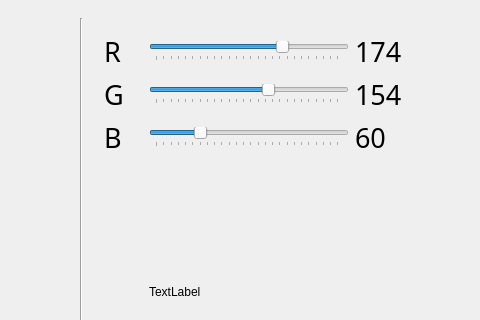
Above: Qt-with-OpenCV/mainwindow.ui from winston98321/ADIP-FinalProject before the change; both pictures show x 774 to 1254 and y 0 to 320 of the 1254 by 791 pixel window. Below: the same form after it.
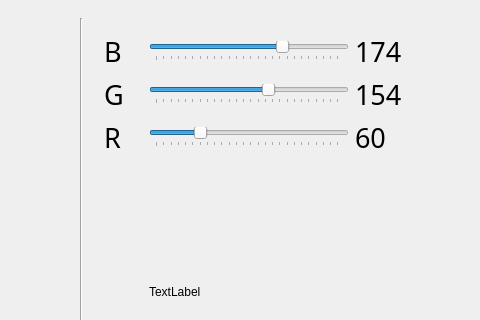
That is the form after the change. The open tabs and pages were chosen to show the change. Custom widgets are drawn as their Qt base class.

Commit message:
Qt-BGR fix
顯示他該顯示的樣子

Diff of the .ui file:
```diff
--- a/Qt-with-OpenCV/mainwindow.ui
+++ b/Qt-with-OpenCV/mainwindow.ui
@@ -30,7 +30,7 @@
        </sizepolicy>
       </property>
       <property name="currentIndex">
-       <number>4</number>
+       <number>0</number>
       </property>
       <widget class="QWidget" name="Home">
        <property name="minimumSize">
@@ -536,42 +536,11 @@
             <property name="bottomMargin">
              <number>15</number>
             </property>
-            <item row="1" column="3">
-             <widget class="QSlider" name="G">
+            <item row="3" column="3">
+             <widget class="QSlider" name="R">
               <property name="minimumSize">
                <size>
-                <width>20</width>
-                <height>0</height>
-               </size>
-              </property>
-              <property name="maximumSize">
-               <size>
                 <width>200</width>
-                <height>16777215</height>
-               </size>
-              </property>
-              <property name="maximum">
-               <number>255</number>
-              </property>
-              <property name="value">
-               <number>154</number>
-              </property>
-              <property name="tracking">
-               <bool>false</bool>
-              </property>
-              <property name="orientation">
-               <enum>Qt::Horizontal</enum>
-              </property>
-              <property name="tickPosition">
-               <enum>QSlider::TicksBelow</enum>
-              </property>
-             </widget>
-            </item>
-            <item row="2" column="3">
-             <widget class="QSlider" name="B">
-              <property name="minimumSize">
-               <size>
-                <width>20</width>
                 <height>0</height>
                </size>
               </property>
@@ -581,9 +550,6 @@
                 <height>16777215</height>
                </size>
               </property>
-              <property name="autoFillBackground">
-               <bool>false</bool>
-              </property>
               <property name="maximum">
                <number>255</number>
               </property>
@@ -601,39 +567,57 @@
               </property>
              </widget>
             </item>
-            <item row="0" column="0" colspan="3">
-             <widget class="QLabel" name="Rlabel">
-              <property name="sizePolicy">
-               <sizepolicy hsizetype="Fixed" vsizetype="Preferred">
-                <horstretch>0</horstretch>
-                <verstretch>0</verstretch>
-               </sizepolicy>
+            <item row="4" column="5" rowspan="2" colspan="2">
+             <spacer name="verticalSpacer_3">
+              <property name="orientation">
+               <enum>Qt::Vertical</enum>
               </property>
-              <property name="font">
-               <font>
-                <family>源泉圓體 M</family>
-                <pointsize>20</pointsize>
-               </font>
+              <property name="sizeType">
+               <enum>QSizePolicy::Expanding</enum>
               </property>
-              <property name="text">
-               <string>R</string>
+              <property name="sizeHint" stdset="0">
+               <size>
+                <width>13</width>
+                <height>40</height>
+               </size>
               </property>
-             </widget>
+             </spacer>
             </item>
-            <item row="2" column="0" colspan="3">
-             <widget class="QLabel" name="Blabel">
-              <property name="font">
-               <font>
-                <family>源泉圓體 M</family>
-                <pointsize>20</pointsize>
-               </font>
+            <item row="0" column="3">
+             <widget class="QSlider" name="B">
+              <property name="minimumSize">
+               <size>
+                <width>20</width>
+                <height>0</height>
+               </size>
               </property>
-              <property name="text">
-               <string>B</string>
+              <property name="maximumSize">
+               <size>
+                <width>200</width>
+                <height>16777215</height>
+               </size>
               </property>
+              <property name="autoFillBackground">
+               <bool>false</bool>
+              </property>
+              <property name="maximum">
+               <number>255</number>
+              </property>
+              <property name="value">
+               <number>174</number>
+              </property>
+              <property name="tracking">
+               <bool>false</bool>
+              </property>
+              <property name="orientation">
+               <enum>Qt::Horizontal</enum>
+              </property>
+              <property name="tickPosition">
+               <enum>QSlider::TicksBelow</enum>
+              </property>
              </widget>
             </item>
-            <item row="5" column="4" colspan="3">
+            <item row="6" column="5" colspan="2">
              <widget class="QPushButton" name="ok">
               <property name="font">
                <font>
@@ -646,7 +630,7 @@
               </property>
              </widget>
             </item>
-            <item row="1" column="4" colspan="3">
+            <item row="1" column="5" colspan="2">
              <widget class="QLabel" name="Glabel_2">
               <property name="sizePolicy">
                <sizepolicy hsizetype="Fixed" vsizetype="Preferred">
@@ -677,6 +661,58 @@
               </property>
              </widget>
             </item>
+            <item row="3" column="0" colspan="3">
+             <widget class="QLabel" name="Rlabel">
+              <property name="sizePolicy">
+               <sizepolicy hsizetype="Fixed" vsizetype="Preferred">
+                <horstretch>0</horstretch>
+                <verstretch>0</verstretch>
+               </sizepolicy>
+              </property>
+              <property name="font">
+               <font>
+                <family>源泉圓體 M</family>
+                <pointsize>20</pointsize>
+               </font>
+              </property>
+              <property name="text">
+               <string>R</string>
+              </property>
+             </widget>
+            </item>
+            <item row="4" column="3">
+             <widget class="QLabel" name="lblMouse_Current_Pos">
+              <property name="text">
+               <string>TextLabel</string>
+              </property>
+             </widget>
+            </item>
+            <item row="0" column="0" colspan="3">
+             <widget class="QLabel" name="Blabel">
+              <property name="font">
+               <font>
+                <family>源泉圓體 M</family>
+                <pointsize>20</pointsize>
+               </font>
+              </property>
+              <property name="text">
+               <string>B</string>
+              </property>
+             </widget>
+            </item>
+            <item row="4" column="0" rowspan="2" colspan="3">
+             <spacer name="verticalSpacer">
+              <property name="orientation">
+               <enum>Qt::Vertical</enum>
+              </property>
+              <property name="sizeHint" stdset="0">
+               <size>
+                <width>20</width>
+                <height>40</height>
+               </size>
+              </property>
+             </spacer>
+            </item>
             <item row="1" column="0" colspan="3">
              <widget class="QLabel" name="Glabel">
               <property name="sizePolicy">
@@ -696,45 +732,14 @@
               </property>
              </widget>
             </item>
-            <item row="0" column="3">
-             <widget class="QSlider" name="R">
-              <property name="minimumSize">
-               <size>
-                <width>200</width>
-                <height>0</height>
-               </size>
-              </property>
-              <property name="maximumSize">
-               <size>
-                <width>200</width>
-                <height>16777215</height>
-               </size>
-              </property>
-              <property name="maximum">
-               <number>255</number>
-              </property>
-              <property name="value">
-               <number>174</number>
-              </property>
-              <property name="tracking">
-               <bool>false</bool>
-              </property>
-              <property name="orientation">
-               <enum>Qt::Horizontal</enum>
-              </property>
-              <property name="tickPosition">
-               <enum>QSlider::TicksBelow</enum>
-              </property>
-             </widget>
-            </item>
-            <item row="4" column="3">
+            <item row="5" column="3">
              <widget class="QLabel" name="lblMouse_Current_Event">
               <property name="text">
                <string>TextLabel</string>
               </property>
              </widget>
             </item>
-            <item row="2" column="4" colspan="3">
+            <item row="0" column="5">
              <widget class="QLabel" name="Blabel_2">
               <property name="sizePolicy">
                <sizepolicy hsizetype="Fixed" vsizetype="Preferred">
@@ -761,76 +766,71 @@
                </font>
               </property>
               <property name="text">
-               <string>60</string>
-              </property>
-             </widget>
-            </item>
-            <item row="0" column="4" colspan="3">
-             <widget class="QLabel" name="Rlabel_2">
-              <property name="sizePolicy">
-               <sizepolicy hsizetype="Fixed" vsizetype="Preferred">
-                <horstretch>0</horstretch>
-                <verstretch>0</verstretch>
-               </sizepolicy>
-              </property>
-              <property name="minimumSize">
-               <size>
-                <width>50</width>
-                <height>0</height>
-               </size>
-              </property>
-              <property name="maximumSize">
-               <size>
-                <width>50</width>
-                <height>16777215</height>
-               </size>
-              </property>
-              <property name="font">
-               <font>
-                <family>源泉圓體 M</family>
-                <pointsize>20</pointsize>
-               </font>
-              </property>
-              <property name="text">
                <string>174</string>
               </property>
              </widget>
             </item>
-            <item row="3" column="3">
-             <widget class="QLabel" name="lblMouse_Current_Pos">
+            <item row="3" column="5">
+             <widget class="QLabel" name="Rlabel_2">
+              <property name="sizePolicy">
+               <sizepolicy hsizetype="Fixed" vsizetype="Preferred">
+                <horstretch>0</horstretch>
+                <verstretch>0</verstretch>
+               </sizepolicy>
+              </property>
+              <property name="minimumSize">
+               <size>
+                <width>50</width>
+                <height>0</height>
+               </size>
+              </property>
+              <property name="maximumSize">
+               <size>
+                <width>50</width>
+                <height>16777215</height>
+               </size>
+              </property>
+              <property name="font">
+               <font>
+                <family>源泉圓體 M</family>
+                <pointsize>20</pointsize>
+               </font>
+              </property>
               <property name="text">
-               <string>TextLabel</string>
+               <string>60</string>
               </property>
              </widget>
             </item>
-            <item row="3" column="0" rowspan="2" colspan="3">
-             <spacer name="verticalSpacer">
-              <property name="orientation">
-               <enum>Qt::Vertical</enum>
-              </property>
-              <property name="sizeHint" stdset="0">
+            <item row="1" column="3">
+             <widget class="QSlider" name="G">
+              <property name="minimumSize">
                <size>
                 <width>20</width>
-                <height>40</height>
+                <height>0</height>
                </size>
               </property>
-             </spacer>
-            </item>
-            <item row="3" column="4" rowspan="2" colspan="3">
-             <spacer name="verticalSpacer_3">
-              <property name="orientation">
-               <enum>Qt::Vertical</enum>
-              </property>
-              <property name="sizeType">
-               <enum>QSizePolicy::Expanding</enum>
-              </property>
-              <property name="sizeHint" stdset="0">
+              <property name="maximumSize">
                <size>
-                <width>13</width>
-                <height>40</height>
+                <width>200</width>
+                <height>16777215</height>
                </size>
               </property>
-             </spacer>
+              <property name="maximum">
+               <number>255</number>
+              </property>
+              <property name="value">
+               <number>154</number>
+              </property>
+              <property name="tracking">
+               <bool>false</bool>
+              </property>
+              <property name="orientation">
+               <enum>Qt::Horizontal</enum>
+              </property>
+              <property name="tickPosition">
+               <enum>QSlider::TicksBelow</enum>
+              </property>
+             </widget>
             </item>
            </layout>
           </item>
```
The commit also changes 2 other files.
